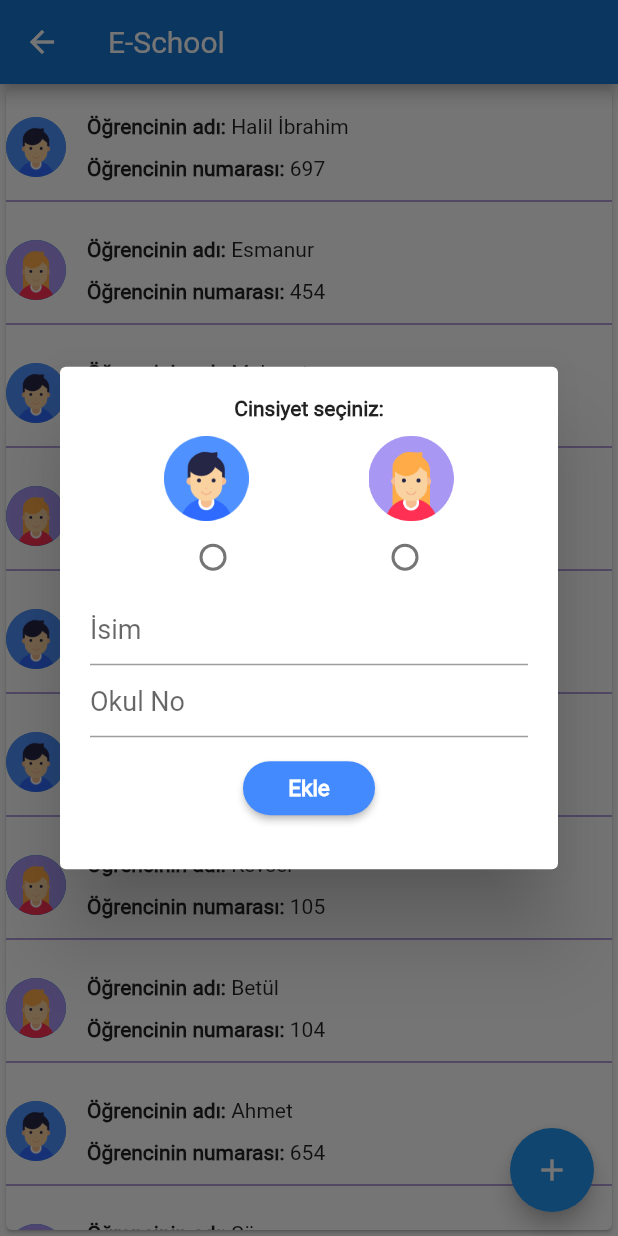
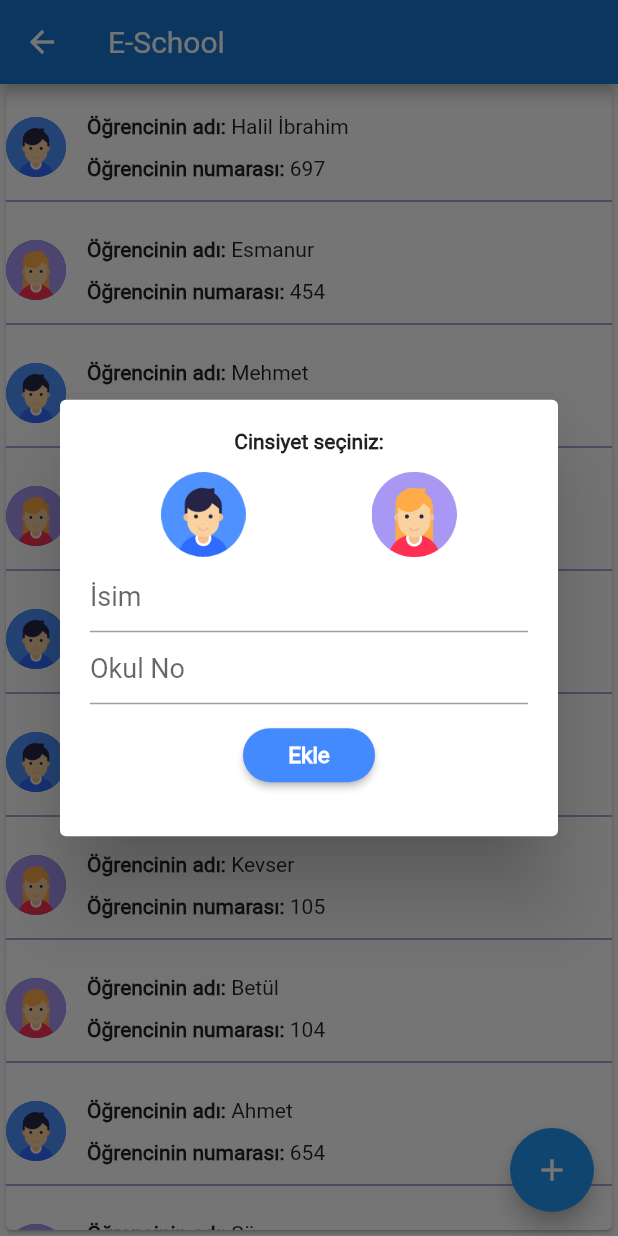
Before and after one commit to hybrayhem38/Flutter_Gallery, a Flutter app: the eSchool screen opened by its route, after a tap on the "add" icon, on a phone screen of 412 x 824 dp. Run offline on Flutter 3.47's test engine with Material 2 defaults, Android fonts, the phone set to English and light mode, and no system bars; our stand-ins replace fluttertoast, permission_handler, shared_preferences; missing offline and left inert: lamp; accounts and stored records are empty; network calls fail.

Commit message:
-update avatar selection

```diff
--- a/lib/arayuz/e_school.dart
+++ b/lib/arayuz/e_school.dart
@@ -1,5 +1,6 @@
 import 'package:flutter/material.dart';
 import 'package:flutter_app/model/student.dart';
+import 'package:flutter_app/widgets/select_avatar.dart';
 
 class eSchool extends StatefulWidget {
   @override
@@ -12,15 +13,14 @@ class eSchoolState extends State<eSchool> {
   final ctrlNumber = TextEditingController();
   final GeneralController = GlobalKey<FormState>();
 
-  String radioGender;
-
-  void setGender(String val) => setState(() => radioGender = val);
+  String cinsiyet;
 
   _saveForm() {
     if (GeneralController.currentState.validate()) {
       setState(() {
+        debugPrint("kaydediliyor: $cinsiyet");
         Student.students.add(Student(
-            name: ctrlName.text, number: ctrlNumber.text, cinsiyet: radioGender));
+            name: ctrlName.text, number: ctrlNumber.text, cinsiyet: cinsiyet));
         ctrlName.clear();
         ctrlNumber.clear();
       });
@@ -42,42 +42,12 @@ class eSchoolState extends State<eSchool> {
                 child: Column(
                   mainAxisAlignment: MainAxisAlignment.center,
                   children: <Widget>[
-                    Text("Cinsiyet seçiniz:",style: TextStyle(fontWeight: FontWeight.w700),),
+                    Text(
+                      "Cinsiyet seçiniz:",
+                      style: TextStyle(fontWeight: FontWeight.w700),
+                    ),
                     Padding(padding: EdgeInsets.only(bottom: 10)),
-                    Row(
-                      mainAxisAlignment: MainAxisAlignment.center,
-                      children: <Widget>[
-                        Container(
-                          child: Image.asset(
-                            "assets/images/boy.png",
-                            scale: 4,
-                          ),
-                        ),
-                        Padding(padding: EdgeInsets.only(left: 40,right: 40,bottom: 10)),
-                        Container(
-                          child: Image.asset(
-                            "assets/images/girl.png",
-                            scale: 4.5,
-                          ),
-                        ),
-                      ],
-                    ),
-                    Row(
-                      mainAxisAlignment: MainAxisAlignment.center,
-                      children: <Widget>[
-                        Radio(
-                          value: "Erkek",
-                          groupValue: radioGender,
-                          onChanged: setGender,
-                        ),
-                        Padding(padding: EdgeInsets.only(left: 40,right: 40)),
-                        Radio(
-                          value: "Kadın",
-                          groupValue: radioGender,
-                          onChanged: setGender,
-                        ),
-                      ],
-                    ),
+                    selectAvatar(cinsiyet),
                     TextFormField(
                       validator: (yazi) {
                         if (yazi.isEmpty) {
@@ -115,7 +85,6 @@ class eSchoolState extends State<eSchool> {
                             borderRadius: BorderRadius.circular(28.0)),
                       ),
                     ),
-                    //TODO: convert diaolog to stateful widget
                   ],
                 ),
               ),
--- /dev/null
+++ b/lib/widgets/select_avatar.dart
@@ -0,0 +1,64 @@
+import 'package:flutter/material.dart';
+
+//TODO: add setter and getter to cinsiyet
+
+class selectAvatar extends StatefulWidget {
+  String cinsiyet;
+
+  selectAvatar(this.cinsiyet);
+
+  @override
+  State<StatefulWidget> createState() => selectAvatarState(cinsiyet);
+}
+
+class selectAvatarState extends State<selectAvatar> {
+  String cinsiyet;
+
+  selectAvatarState(this.cinsiyet);
+
+  @override
+  Widget build(BuildContext context) {
+    return Row(
+      mainAxisAlignment: MainAxisAlignment.center,
+      children: <Widget>[
+        GestureDetector(
+          onTap: () {
+            setState(() {
+              cinsiyet = "Erkek";
+              debugPrint("cinsiyet: $cinsiyet");
+            });
+          },
+          child: ClipOval(
+            child: Container(
+              padding: EdgeInsets.all(2),
+              color: cinsiyet == "Erkek" ? Colors.black : Colors.white,
+              child: Image.asset(
+                "assets/images/boy.png",
+                scale: 4,
+              ),
+            ),
+          ),
+        ),
+        Padding(padding: EdgeInsets.only(left: 40, right: 40, bottom: 10)),
+        GestureDetector(
+          onTap: () {
+            setState(() {
+              cinsiyet = "Kadın";
+              debugPrint("cinsiyet: $cinsiyet");
+            });
+          },
+          child: ClipOval(
+            child: Container(
+              padding: EdgeInsets.all(2),
+              color: cinsiyet == "Kadın" ? Colors.black : Colors.white,
+              child: Image.asset(
+                "assets/images/girl.png",
+                scale: 4.5,
+              ),
+            ),
+          ),
+        ),
+      ],
+    );
+  }
+}
```
Also changed, not shown: assets/images/boy.png.
